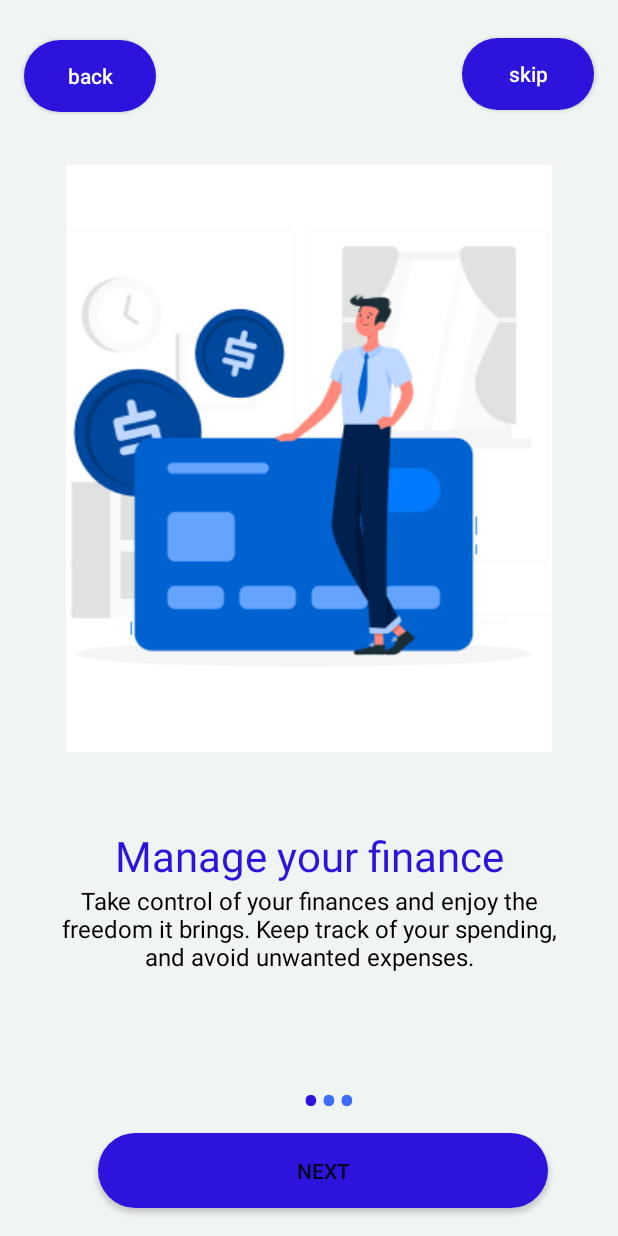
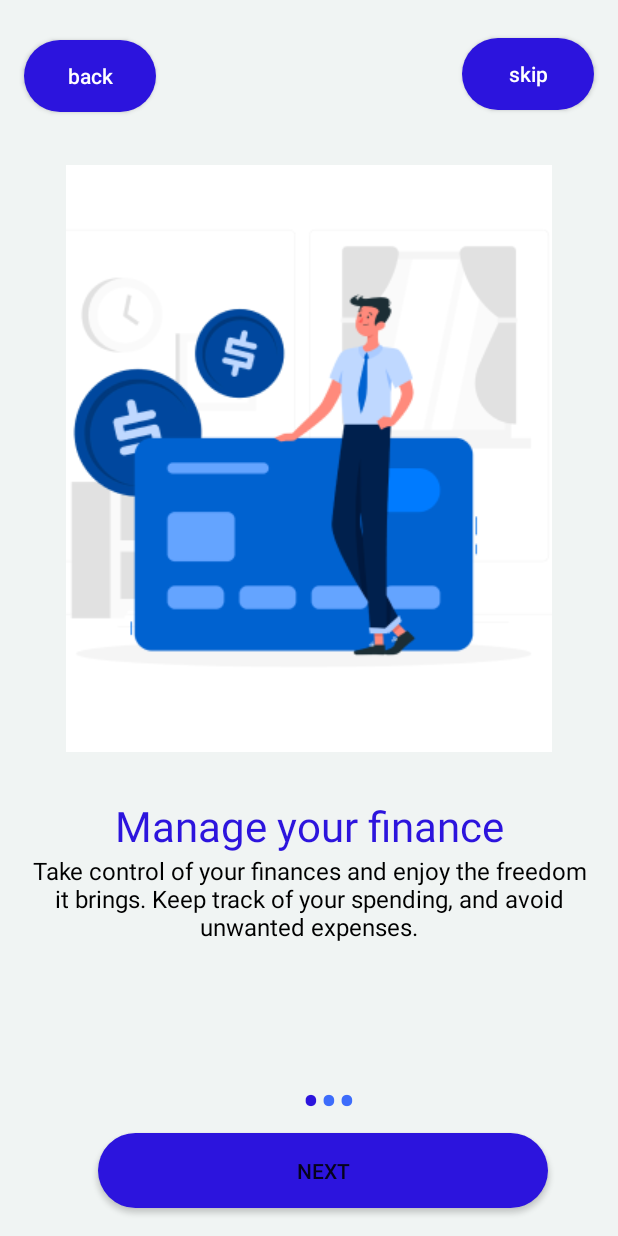
Before and after one commit to yogeshsharma93/FinanceFit, an Android app: the screen it shows after launch (MainActivity), on a phone screen of 412 x 824 dp. Run offline under Robolectric (Android 15) with nearby library versions, the phone set to English and light mode, and no system bars.

Commit message:
Update slider_layout.xml

```diff
--- a/app/src/main/res/layout/slider_layout.xml
+++ b/app/src/main/res/layout/slider_layout.xml
@@ -15,11 +15,11 @@
         android:id="@+id/textTitle"
         android:layout_width="match_parent"
         android:layout_height="wrap_content"
-        android:layout_marginTop="50dp"
+        android:layout_marginTop="30dp"
         android:text="@string/slider_text_1"
         android:textAlignment="center"
         android:textColor="#2C14DD"
-        android:textSize="28dp"/>
+        android:textSize="28dp" />
 
     <TextView
         android:id="@+id/textDesc"
@@ -28,6 +28,8 @@
         android:layout_marginHorizontal="30dp"
         android:text="@string/slider_desc_1"
         android:textAlignment="center"
+        android:layout_marginStart="20dp"
+        android:layout_marginEnd="20dp"
         android:textColor="@color/black"
         android:textSize="16dp"/>
 
```
